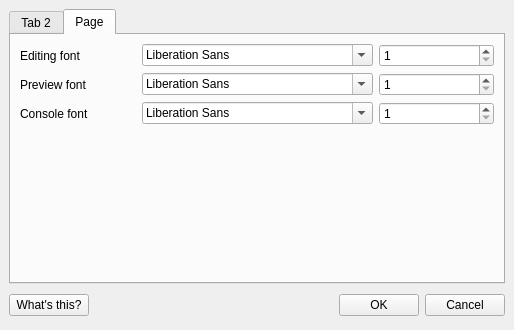
This is PrefsForm.ui in IndigoJo/qtm as Qt 5 draws it before an edit. The edited form follows.
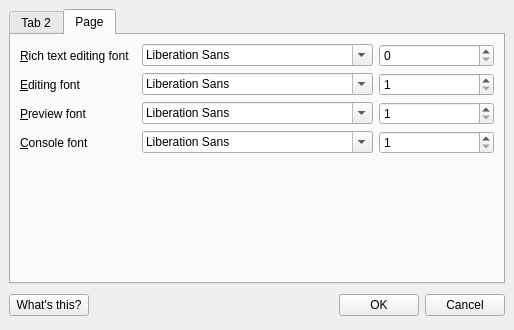
This is the edited form. The open tabs and pages were chosen to show the change. Icons and pictures are not drawn.

Commit message:
RT editor fonts now in preferences
CMakeLists.txt - Version number now 0.7.9
PrefsForm.ui - Object name now set to PrefsForm (bug fix)
RichTextEdit.cc - Inserted missing setFont method from KRichTextEdit
EditingWindow.h - New pref string richTextFontString; slot doFont renamed doEditorFont; new slot doRichTextEditorFont
EditingWindow.cc - Listifying a selection now works; implemented richTextFontString preference

The edit to the form file:
```diff
--- a/PrefsForm.ui
+++ b/PrefsForm.ui
@@ -244,57 +244,82 @@
          <property name="spacing" >
           <number>6</number>
          </property>
-         <item row="0" column="1" >
+         <item row="1" column="1" >
           <widget class="QFontComboBox" name="fcbComposer" />
          </item>
-         <item row="0" column="0" >
-          <widget class="QLabel" name="label_5" >
-           <property name="text" >
-            <string>Editing font</string>
-           </property>
-          </widget>
-         </item>
          <item row="1" column="0" >
+          <widget class="QLabel" name="label_5" >
+           <property name="text" >
+            <string>&amp;Editing font</string>
+           </property>
+           <property name="buddy" >
+            <cstring>fcbComposer</cstring>
+           </property>
+          </widget>
+         </item>
+         <item row="3" column="0" >
           <widget class="QLabel" name="label_8" >
            <property name="text" >
-            <string>Preview font</string>
+            <string>&amp;Preview font</string>
+           </property>
+           <property name="buddy" >
+            <cstring>fcbPreview</cstring>
            </property>
           </widget>
          </item>
-         <item row="1" column="2" >
+         <item row="3" column="2" >
           <widget class="QSpinBox" name="sbPreview" >
            <property name="minimum" >
             <number>1</number>
            </property>
           </widget>
          </item>
-         <item row="2" column="2" >
+         <item row="4" column="2" >
           <widget class="QSpinBox" name="sbConsole" >
            <property name="minimum" >
             <number>1</number>
            </property>
           </widget>
          </item>
-         <item row="2" column="1" >
+         <item row="4" column="1" >
           <widget class="QFontComboBox" name="fcbConsole" />
          </item>
-         <item row="2" column="0" >
+         <item row="4" column="0" >
           <widget class="QLabel" name="label_9" >
            <property name="text" >
-            <string>Console font</string>
+            <string>&amp;Console font</string>
+           </property>
+           <property name="buddy" >
+            <cstring>fcbConsole</cstring>
            </property>
           </widget>
          </item>
-         <item row="1" column="1" >
+         <item row="3" column="1" >
           <widget class="QFontComboBox" name="fcbPreview" />
          </item>
-         <item row="0" column="2" >
+         <item row="1" column="2" >
           <widget class="QSpinBox" name="sbComposer" >
            <property name="minimum" >
             <number>1</number>
            </property>
           </widget>
          </item>
+         <item row="0" column="1" >
+          <widget class="QFontComboBox" name="fcbRichText" />
+         </item>
+         <item row="0" column="0" >
+          <widget class="QLabel" name="lRichTextFont" >
+           <property name="text" >
+            <string>&amp;Rich text editing font</string>
+           </property>
+           <property name="buddy" >
+            <cstring>fcbRichText</cstring>
+           </property>
+          </widget>
+         </item>
+         <item row="0" column="2" >
+          <widget class="QSpinBox" name="sbRichText" />
+         </item>
         </layout>
        </item>
        <item>
```
Left out of the diff: 18 changed lines with no effect on the pictures. The commit also changes 4 other files.
